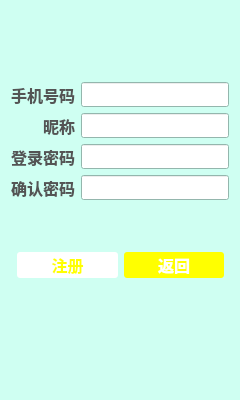
Before: the Qt Designer form DDTaxi/SignupWidget.ui in Myway01/DD, drawn with Qt 5.
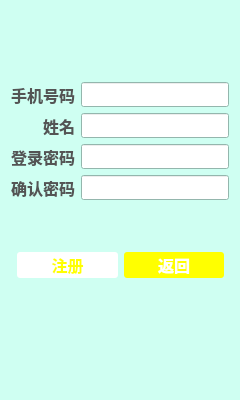
After: the same form once the commit is applied.

Diff of the .ui file:
```diff
--- a/DDTaxi/SignupWidget.ui
+++ b/DDTaxi/SignupWidget.ui
@@ -572,7 +572,7 @@
         <string notr="true">color: rgb(84, 84, 84);</string>
        </property>
        <property name="text">
-        <string>昵称</string>
+        <string>姓名</string>
        </property>
        <property name="alignment">
         <set>Qt::AlignRight|Qt::AlignTrailing|Qt::AlignVCenter</set>
```
